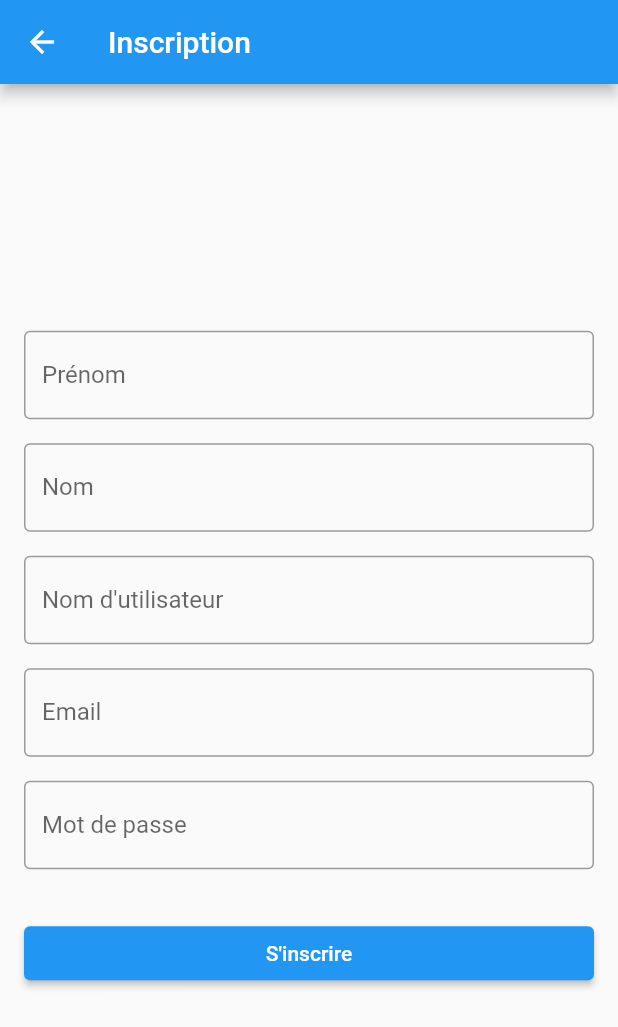
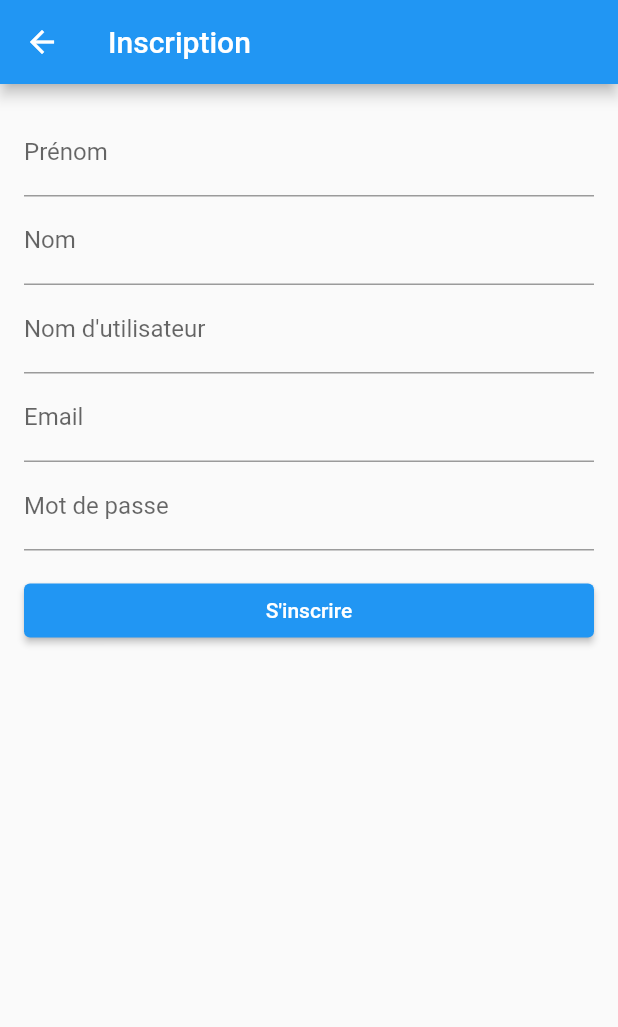
Before and after one commit to GetLoloed/messenger-mds, a Flutter app: the InscriptionView screen opened by its route, on a phone screen of 412 x 824 dp. Shown: the top 1027 px of the screen. Run offline on Flutter 3.47's test engine with Material 2 defaults, Android fonts, the phone set to English and light mode, and no system bars; our stand-ins replace cloud_firestore, firebase_auth, firebase_core, firebase_storage; accounts and stored records are empty.

Commit message:
Ajout de la création / connexion utilisateur

```diff
--- a/lib/views/inscription_view.dart
+++ b/lib/views/inscription_view.dart
@@ -1,7 +1,44 @@
 import 'package:flutter/material.dart';
+import 'package:messenger/controllers/inscription_controller.dart';
+import 'package:messenger/models/user_model.dart';
 
-class InscriptionView extends StatelessWidget {
+class InscriptionView extends StatefulWidget {
   const InscriptionView({super.key});
+
+  @override
+  _InscriptionViewState createState() => _InscriptionViewState();
+}
+
+class _InscriptionViewState extends State<InscriptionView> {
+  final TextEditingController _emailController = TextEditingController();
+  final TextEditingController _passwordController = TextEditingController();
+  final TextEditingController _firstNameController = TextEditingController();
+  final TextEditingController _lastNameController = TextEditingController();
+  final TextEditingController _usernameController = TextEditingController();
+
+  final FirestoreHelper _firestoreHelper = FirestoreHelper();
+
+  void _signUp() async {
+    String email = _emailController.text;
+    String password = _passwordController.text;
+    String firstName = _firstNameController.text;
+    String lastName = _lastNameController.text;
+    String username = _usernameController.text;
+
+    try {
+      UserModel user = await _firestoreHelper.signUp(
+        email,
+        password,
+        firstName,
+        lastName,
+        username,
+      );
+      print("Utilisateur créé avec succès: ${user.firstName} ${user.lastName}");
+      // Naviguez vers la page d'accueil ou la page suivante après la création du compte.
+    } catch (e) {
+      print("Erreur lors de la création du compte: $e");
+    }
+  }
 
   @override
   Widget build(BuildContext context) {
@@ -11,51 +48,32 @@ class InscriptionView extends StatelessWidget {
       ),
       body: Padding(
         padding: const EdgeInsets.all(16.0),
-        child: Column(
-          crossAxisAlignment: CrossAxisAlignment.stretch,
-          mainAxisAlignment: MainAxisAlignment.center,
+        child: ListView(
           children: [
-            TextFormField(
-              decoration: const InputDecoration(
-                labelText: 'Prénom',
-                border: OutlineInputBorder(),
-              ),
+            TextField(
+              controller: _firstNameController,
+              decoration: const InputDecoration(labelText: 'Prénom'),
             ),
-            const SizedBox(height: 16),
-            TextFormField(
-              decoration: const InputDecoration(
-                labelText: 'Nom',
-                border: OutlineInputBorder(),
-              ),
+            TextField(
+              controller: _lastNameController,
+              decoration: const InputDecoration(labelText: 'Nom'),
             ),
-            const SizedBox(height: 16),
-            TextFormField(
-              decoration: const InputDecoration(
-                labelText: 'Nom d\'utilisateur',
-                border: OutlineInputBorder(),
-              ),
+            TextField(
+              controller: _usernameController,
+              decoration: const InputDecoration(labelText: 'Nom d\'utilisateur'),
             ),
-            const SizedBox(height: 16),
-            TextFormField(
-              keyboardType: TextInputType.emailAddress,
-              decoration: const InputDecoration(
-                labelText: 'Email',
-                border: OutlineInputBorder(),
-              ),
+            TextField(
+              controller: _emailController,
+              decoration: const InputDecoration(labelText: 'Email'),
             ),
-            const SizedBox(height: 16),
-            TextFormField(
+            TextField(
+              controller: _passwordController,
+              decoration: const InputDecoration(labelText: 'Mot de passe'),
               obscureText: true,
-              decoration: const InputDecoration(
-                labelText: 'Mot de passe',
-                border: OutlineInputBorder(),
-              ),
             ),
-            const SizedBox(height: 32),
+            const SizedBox(height: 16.0),
             ElevatedButton(
-              onPressed: () {
-                // S'inscrire avec les informations saisies
-              },
+              onPressed: _signUp,
               child: const Text('S\'inscrire'),
             ),
           ],
```
Also changed, not shown: lib/views/connexion_view.dart (+54 -4 lines).
